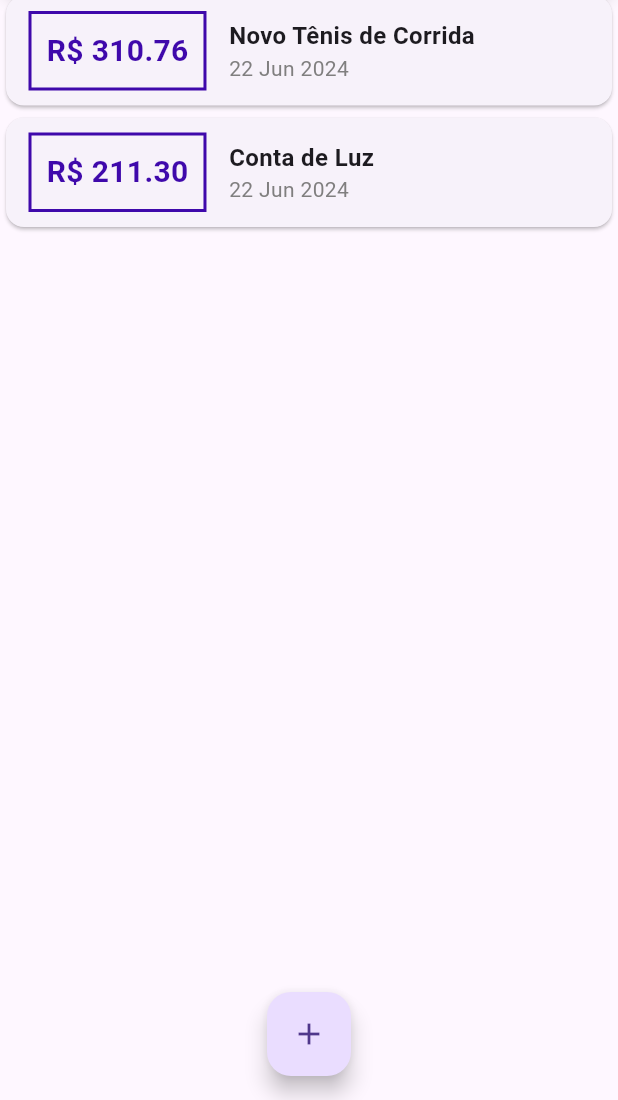
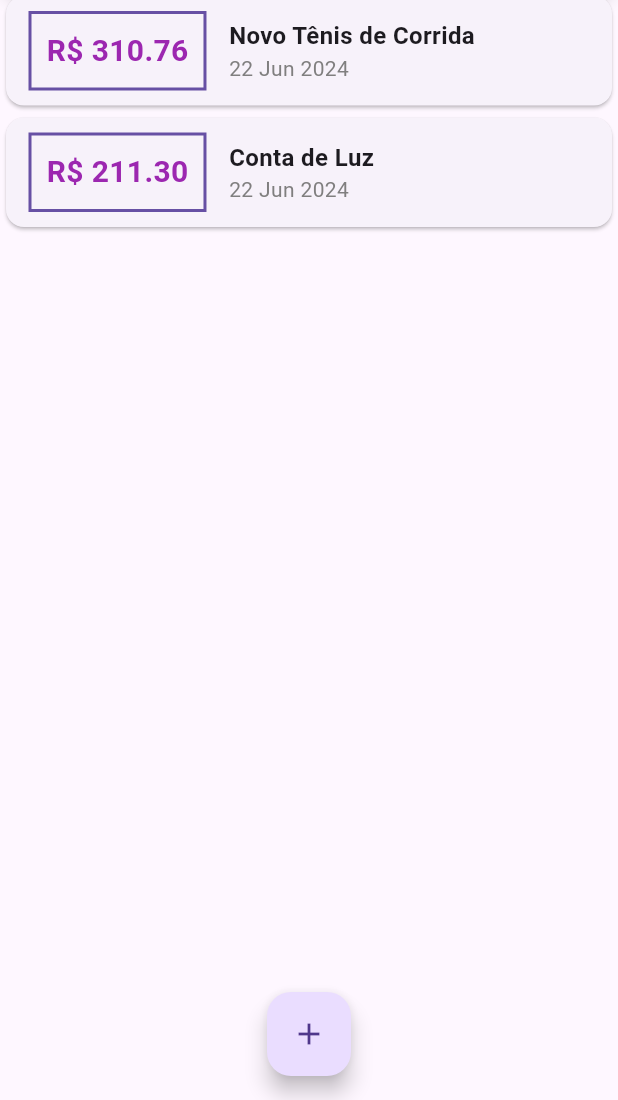
Before and after one commit to raissalves/AppControleDespesas, a Flutter app: the screen it shows after launch, on a phone screen of 412 x 824 dp, the part 136-1236 px from its top. Run offline on Flutter 3.47's test engine with Material 3 defaults, Android fonts, the phone set to English and light mode, and no system bars.

Commit message:
atualizações

```diff
--- a/flutter_application_test1/lib/componentes/transacao_form.dart
+++ b/flutter_application_test1/lib/componentes/transacao_form.dart
@@ -1,14 +1,14 @@
 import 'package:flutter/material.dart';
 
-class TransacaoForm extends StatelessWidget {
+class TransactionForm extends StatefulWidget {
   final void Function(String, double) onSubmit;
 
-  const TransacaoForm(this.onSubmit, {Key? key}) : super(key: key);
+  const TransactionForm(this.onSubmit, {Key? key}) : super(key: key);
 
   @override
-  State<TransacaoForm> createState() => _Transaca();
+  State<TransactionForm> createState() => _TransactionFormState();
+}
 
-}
 class _TransactionFormState extends State<TransactionForm> {
   final titleController = TextEditingController();
 
@@ -24,7 +24,6 @@ class _TransactionFormState extends State<TransactionForm> {
 
     widget.onSubmit(title, value);
   }
-
 
   @override
   Widget build(BuildContext context) {
@@ -60,11 +59,7 @@ class _TransactionFormState extends State<TransactionForm> {
                       color: Colors.purple,
                     ),
                   ),
-                  onPressed: () {
-                    final title = titleController.text;
-                    final value = double.tryParse(valueController.text) ?? 0;
-                    onSubmit(title, value);
-                  },
+                  onPressed: _submitForm,
                 )
               ],
             ),
--- a/flutter_application_test1/lib/componentes/transacao_lista.dart
+++ b/flutter_application_test1/lib/componentes/transacao_lista.dart
@@ -26,7 +26,7 @@ class TransacaoLista extends StatelessWidget {
                   ),
                   decoration: BoxDecoration(
                     border: Border.all(
-                      color: Color.fromARGB(255, 63, 9, 171),
+                      color: Theme.of(context).primaryColor,
                       width: 2,
                     ),
                   ),
@@ -36,7 +36,7 @@ class TransacaoLista extends StatelessWidget {
                     style: const TextStyle(
                       fontWeight: FontWeight.bold,
                       fontSize: 20,
-                      color: Color.fromARGB(255, 63, 9, 171),
+                      color: Colors.purple,
                     ),
                   ),
                 ),
--- a/flutter_application_test1/lib/main.dart
+++ b/flutter_application_test1/lib/main.dart
@@ -2,16 +2,25 @@ import 'package:flutter/material.dart';
 import 'package:flutter_application_test1/componentes/transacao_form.dart';
 import 'package:flutter_application_test1/componentes/transacao_lista.dart';
 import 'dart:math';
-
 import 'models/transaction.dart';
 
 main() => runApp(DespesasApp());
 
 class DespesasApp extends StatelessWidget {
-  const DespesasApp({Key? key}) : super(key: key);
+  DespesasApp({Key? key}) : super(key: key);
+  final ThemeData tema = ThemeData();
+
   @override
   Widget build(BuildContext context) {
-    return MaterialApp(home: MyHomePage());
+    return MaterialApp(
+      home: const MyHomePage(),
+      theme: tema.copyWith(
+        colorScheme: tema.colorScheme.copyWith(
+          primary: Colors.purple,
+          secondary: Colors.amber,
+        ),
+      ),
+    );
   }
 }
 
@@ -49,13 +58,15 @@ class _MyHomePageState extends State<MyHomePage> {
     setState(() {
       _transactions.add(newTransaction);
     });
+
+    Navigator.of(context).pop();
   }
 
   _openTransactionFormModal(BuildContext context) {
     showModalBottomSheet(
       context: context,
       builder: (_) {
-        return TransacaoForm(_addTransaction);
+        return TransactionForm(_addTransaction);
       },
     );
   }
```
